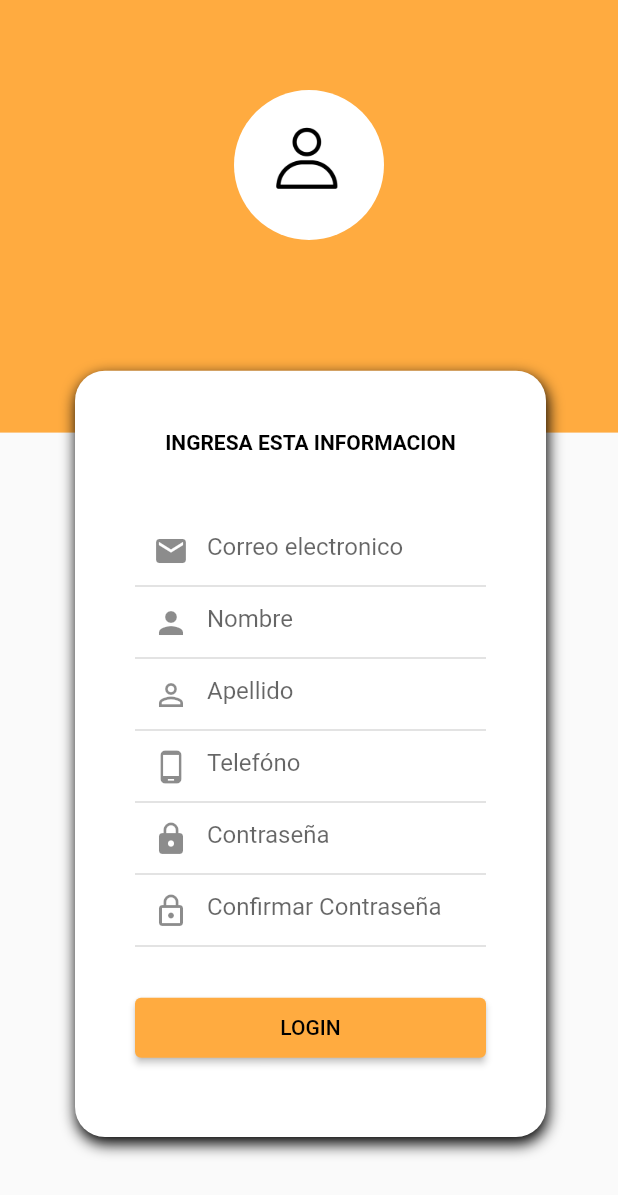
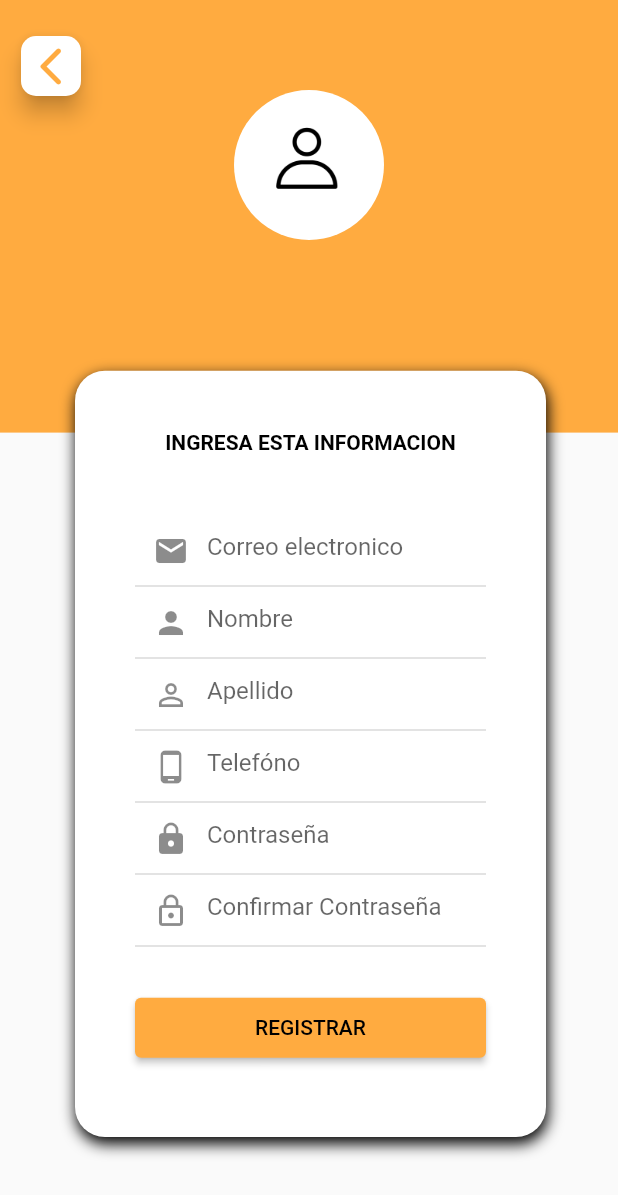
Before and after one commit to alejoLC23/app_food, a Flutter app: the RegisterPage screen opened by its route, on a phone screen of 412 x 824 dp. Shown: the top 1195 px of the screen. Run offline on Flutter 3.47's test engine with Material 2 defaults, Android fonts, the phone set to English and light mode, and no system bars; our stand-ins replace get.

Commit message:
second commit

```diff
--- a/foodyz/lib/main.dart
+++ b/foodyz/lib/main.dart
@@ -17,10 +17,7 @@ class MyApp extends StatefulWidget {
 
 class _MyAppState extends State<MyApp> {
   @override
-  void initState() {
-    // TODO: implement initState
-    super.initState();
-  }
+  void initState() => super.initState();
 
   @override
   Widget build(BuildContext context) {
--- a/foodyz/lib/src/pages/login/login_controller.dart
+++ b/foodyz/lib/src/pages/login/login_controller.dart
@@ -1,7 +1,9 @@
 import 'package:get/get.dart';
 
 class LoginController extends GetxController {
+
   void goToRegisterPage() {
     Get.toNamed('/register');
+
   }
 }
--- a/foodyz/lib/src/pages/login/login_page.dart
+++ b/foodyz/lib/src/pages/login/login_page.dart
@@ -1,14 +1,10 @@
-// ignore_for_file: unused_element, sized_box_for_whitespace
+// ignore_for_file: unused_element, sized_box_for_whitespace, use_key_in_widget_constructors
 import 'package:flutter/material.dart';
 import 'package:foodyz/src/pages/login/login_controller.dart';
 import 'package:get/get.dart';
 
 // ignore: must_be_immutable
 class LoginPage extends StatelessWidget {
-
-  LoginController con = Get.put(LoginController());
-
-  LoginPage({super.key});
 
   @override
   Widget build(BuildContext context) {
@@ -124,18 +120,19 @@ Widget _textYourInfo() {
 }
 
 Widget _textDontHaveAccount() {
+  LoginController con = Get.put(LoginController());
   return Row(
     mainAxisAlignment: MainAxisAlignment.center,
     children: [
       const Text(
-        'No tienes cuenta',
+        'No tienes cuenta?',
         style: TextStyle(color: Colors.black, fontSize: 15),
       ),
       const SizedBox(
         width: 7,
       ),
       GestureDetector(
-
+        onTap: () => con.goToRegisterPage(),
         child: const Text('Registrate aquí',
             style: TextStyle(
                 color: Colors.deepOrangeAccent,
--- a/foodyz/lib/src/pages/register/register_page.dart
+++ b/foodyz/lib/src/pages/register/register_page.dart
@@ -1,4 +1,5 @@
 import 'package:flutter/material.dart';
+import 'package:get/route_manager.dart';
 
 class RegisterPage extends StatelessWidget {
   const RegisterPage({super.key});
@@ -7,14 +8,28 @@ class RegisterPage extends StatelessWidget {
   Widget build(BuildContext context) {
     return Scaffold(
       body: Stack(
-        children: [
-          _backgroundCover(context),
-          _boxForm(context),
-          _imageUser()
-        ],
+        children: [_backgroundCover(context), _boxForm(context), _imageUser(), _buttonBack(context)],
       ),
     );
   }
+}
+
+Widget _buttonBack(BuildContext context) {
+  return SafeArea(
+    child: Container(
+      margin: const EdgeInsets.only(top: 20, left: 10),
+      child: FloatingActionButton.small(
+        shape: const RoundedRectangleBorder(borderRadius: BorderRadius.all(Radius.elliptical(10, 10))),
+        backgroundColor: Colors.white,
+        onPressed: () => Get.back(),
+        child: const Icon(
+        Icons.arrow_back_ios_new_rounded,
+        size: 30,
+        color: Colors.orangeAccent
+        ),
+        ),
+    )
+  );
 }
 
 Widget _backgroundCover(BuildContext context) {
@@ -129,7 +144,7 @@ Widget _buttonRegister() {
         style: ElevatedButton.styleFrom(
             padding: const EdgeInsets.symmetric(vertical: 12)),
         child: const Text(
-          'LOGIN',
+          'REGISTRAR',
           style: TextStyle(color: Colors.black),
         )),
   );
@@ -141,11 +156,12 @@ Widget _imageUser() {
       margin: const EdgeInsets.only(top: 60),
       alignment: Alignment.topCenter,
       child: GestureDetector(
-        onTap: (){},
+        onTap: () {},
         child: const CircleAvatar(
           backgroundImage: AssetImage('assets/img/user_profile.png'),
           radius: 50,
-          backgroundColor: Colors.white,),
+          backgroundColor: Colors.white,
+        ),
       ),
     ),
   );
```
